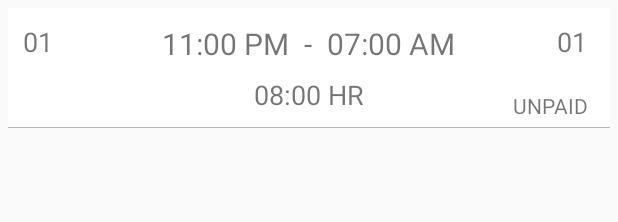
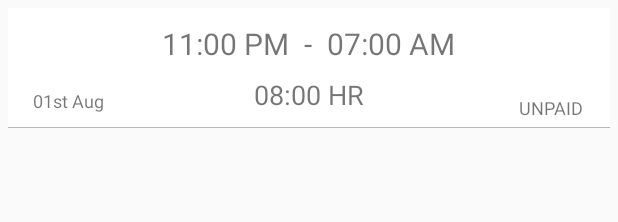
Before and after one commit to VickyPatel/ShiftManager, an Android app: the layout custom_row_shifts.xml on its own in the app's theme, with its tools: preview values and no code run, on a phone screen of 412 x 824 dp. Shown: the top 222 px of the screen. Run offline under Robolectric (Android 15) with nearby library versions, the phone set to English and light mode, and no system bars.

```diff
--- a/app/src/main/java/vickypatel/ca/shiftmanager/Activities/ActivityAddShift.java
+++ b/app/src/main/java/vickypatel/ca/shiftmanager/Activities/ActivityAddShift.java
@@ -189,7 +189,9 @@ public class ActivityAddShift extends AppCompatActivity implements DatePickerFra
         System.out.println(insertedRow + " inserted row");
 
         if(insertedRow > 0){
-            startActivity(new Intent(ActivityAddShift.this, ActivityShifts.class));
+            Intent intent = new Intent(this, ActivityShifts.class);
+            intent.putExtra(Constants.JOB_ID, jobId);
+            this.startActivity(intent);
         }
 
     }
--- a/app/src/main/java/vickypatel/ca/shiftmanager/Activities/ActivityShifts.java
+++ b/app/src/main/java/vickypatel/ca/shiftmanager/Activities/ActivityShifts.java
@@ -41,7 +41,7 @@ public class ActivityShifts extends AppCompatActivity {
         mRecycleView = (RecyclerView) findViewById(R.id.shiftsList);
         mRecycleView.setHasFixedSize(true);
 
-        mAdapter = new ShiftsAdapter(this);
+        mAdapter = new ShiftsAdapter(this,jobId);
         mRecycleView.setAdapter(mAdapter);
 
         mLayoutManager = new LinearLayoutManager(this);
--- a/app/src/main/java/vickypatel/ca/shiftmanager/adapters/JobsAdapter.java
+++ b/app/src/main/java/vickypatel/ca/shiftmanager/adapters/JobsAdapter.java
@@ -70,7 +70,7 @@ public class JobsAdapter extends RecyclerView.Adapter<JobsAdapter.ViewHolder> {
         public void onClick(View v) {
             System.out.println("I m clicked at position" + getAdapterPosition());
             Intent intent = new Intent(context, ActivityShifts.class);
-            intent.putExtra(Constants.JOB_ID, getAdapterPosition());
+            intent.putExtra(Constants.JOB_ID, jobs.get(getAdapterPosition()).getJobId());
             context.startActivity(intent);
 
         }
--- a/app/src/main/java/vickypatel/ca/shiftmanager/extras/Constants.java
+++ b/app/src/main/java/vickypatel/ca/shiftmanager/extras/Constants.java
@@ -16,5 +16,6 @@ public class Constants {
     public static final String STATUS_PAID = "P";
     public static final String STATUS_UNPAID = "U";
     public static final String STATUS_HAULT = "H";
-
+    public static final String LAST_JOB_ID = "last_job_id";
+    public static final String INFO_FILE = "info_file";
 }
--- a/app/src/main/res/layout/custom_row_shifts.xml
+++ b/app/src/main/res/layout/custom_row_shifts.xml
@@ -16,13 +16,14 @@
         >
         <TextView
             android:id="@+id/startDate"
-            android:layout_width="50dp"
+            android:layout_width="80dp"
             android:layout_height="wrap_content"
             android:layout_gravity="right"
-
+            android:layout_alignParentBottom="true"
+            android:gravity="center"
             android:padding="@dimen/card_text_padding"
-            android:text="01"
-            android:textSize="18sp" />
+            android:text="01st Aug"
+            android:textSize="12sp" />
 
         <LinearLayout
             android:layout_width="250dp"
@@ -61,15 +62,15 @@
         </LinearLayout>
 
 
-        <TextView
-            android:id="@+id/endDate"
-            android:layout_width="50dp"
-            android:layout_height="wrap_content"
-            android:layout_alignParentRight="true"
-            android:gravity="center"
-            android:padding="@dimen/card_text_padding"
-            android:text="01"
-            android:textSize="18sp" />
+        <!--<TextView-->
+            <!--android:id="@+id/endDate"-->
+            <!--android:layout_width="50dp"-->
+            <!--android:layout_height="wrap_content"-->
+            <!--android:layout_alignParentRight="true"-->
+            <!--android:gravity="center"-->
+            <!--android:padding="@dimen/card_text_padding"-->
+            <!--android:text="01"-->
+            <!--android:textSize="18sp" />-->
 
         <TextView
             android:id="@+id/totalHours"
@@ -92,7 +93,7 @@
             android:gravity="center"
             android:padding="5dp"
             android:text="UNPAID"
-            android:textSize="14sp" />
+            android:textSize="12sp" />
     </RelativeLayout>
 
 
```
Also changed, not shown: app/src/main/java/vickypatel/ca/shiftmanager/adapters/ShiftsAdapter.java (+13 -7 lines), app/src/main/java/vickypatel/ca/shiftmanager/database/DatabaseAdapter.java (+26 -5 lines), app/src/main/java/vickypatel/ca/shiftmanager/pojo/Jobs.java (+9 -0 lines), app/src/main/res/layout/custom_row_jobs.xml (+16 -3 lines).
